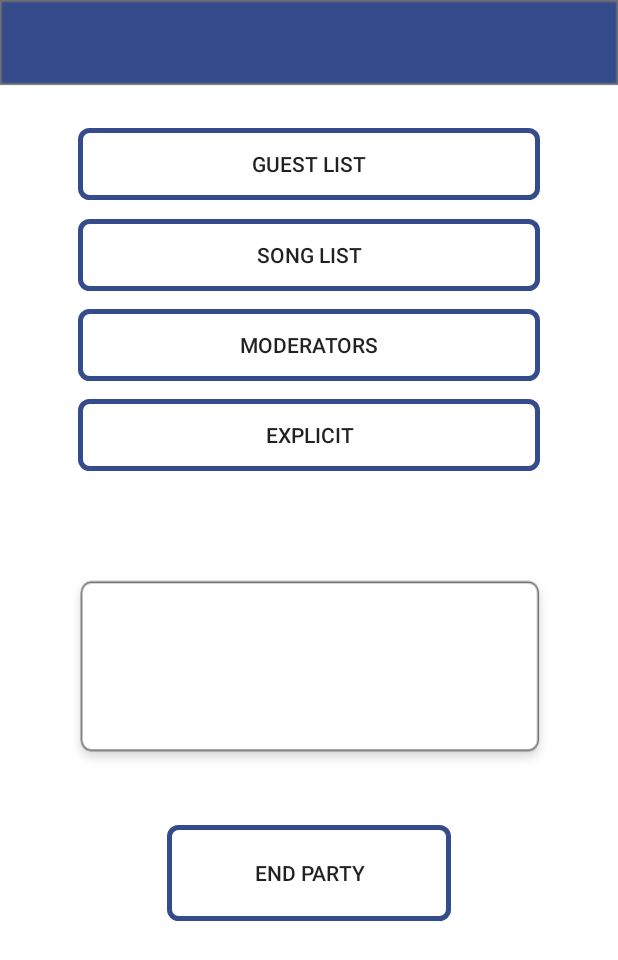
After one commit to SelecTunes/SelecTunes, an Android app: the layout test_host_menu.xml on its own in the app's theme, with its tools: preview values and no code run, on a phone screen of 412 x 824 dp. The commit adds this screen. Shown: the top 960 px of the screen. Run offline under Robolectric (Android 15) with nearby library versions, the phone set to English and light mode, and no system bars.

Commit message:
Working on host menu.

```diff
--- a/FrontEnd/app/build.gradle
+++ b/FrontEnd/app/build.gradle
@@ -37,6 +37,8 @@ dependencies {
     implementation 'androidx.navigation:navigation-fragment-ktx:2.0.0'
     implementation 'androidx.navigation:navigation-ui-ktx:2.0.0'
     implementation 'com.android.volley:volley:1.1.1'
+    implementation 'com.android.support:appcompat-v7:29.+'
+    implementation 'com.android.support.constraint:constraint-layout:1.1.3'
     testImplementation 'junit:junit:4.12'
     androidTestImplementation 'androidx.test.ext:junit:1.1.0'
     androidTestImplementation 'androidx.test.espresso:espresso-core:3.1.1'
--- a/FrontEnd/app/src/main/AndroidManifest.xml
+++ b/FrontEnd/app/src/main/AndroidManifest.xml
@@ -22,13 +22,11 @@
         <activity
             android:name=".LoginActivity"
             android:label="@string/app_name"
-            android:theme="@style/AppTheme.NoActionBar">
-        </activity>
+            android:theme="@style/AppTheme.NoActionBar"></activity>
         <activity
             android:name=".HostMenuActivity"
             android:label="@string/app_name"
-            android:theme="@style/AppTheme.NoActionBar">
-        </activity>
+            android:theme="@style/AppTheme.NoActionBar"></activity>
     </application>
 
 </manifest>
--- a/FrontEnd/app/src/main/java/cs309/selectunes/LoginActivity.kt
+++ b/FrontEnd/app/src/main/java/cs309/selectunes/LoginActivity.kt
@@ -2,21 +2,14 @@ package cs309.selectunes
 
 import android.content.Intent
 import android.os.Bundle
-import android.os.PersistableBundle
 import android.widget.Button
-import android.widget.EditText
 import androidx.appcompat.app.AppCompatActivity
-import com.android.volley.Request
-import com.android.volley.Response
-import com.android.volley.toolbox.JsonObjectRequest
-import com.android.volley.toolbox.Volley
-import org.json.JSONObject
 
 class LoginActivity : AppCompatActivity() {
 
     override fun onCreate(instanceState: Bundle?) {
         super.onCreate(instanceState)
-        setContentView(R.layout.login)
+        setContentView(R.layout.login_menu)
         val button = findViewById<Button>(R.id.login_button)
         button.setOnClickListener {
 //            val queue = Volley.newRequestQueue(this)
--- /dev/null
+++ b/FrontEnd/app/src/main/res/drawable/host_menu_button_bg.xml
@@ -0,0 +1,10 @@
+<?xml version="1.0" encoding="utf-8"?>
+<shape xmlns:android="http://schemas.android.com/apk/res/android"
+    android:shape="rectangle">
+    <solid android:color="#ffffff" />
+    <corners android:bottomRightRadius="6dp"
+        android:bottomLeftRadius="6dp"
+        android:topRightRadius="6dp"
+        android:topLeftRadius="6dp"/>
+    <stroke android:width="5px" android:color="#344B8C" />
+</shape>
--- /dev/null
+++ b/FrontEnd/app/src/main/res/layout/test_host_menu.xml
@@ -0,0 +1,76 @@
+<?xml version="1.0" encoding="utf-8"?>
+<RelativeLayout xmlns:android="http://schemas.android.com/apk/res/android"
+    android:layout_width="match_parent" android:layout_height="match_parent"
+    android:background="@drawable/host_background"
+    >
+
+    <Button
+        android:id="@+id/end_party"
+        android:layout_width="189dp"
+        android:layout_height="64dp"
+        android:layout_alignParentTop="true"
+        android:layout_alignParentEnd="true"
+        android:layout_marginTop="550dp"
+        android:layout_marginEnd="111dp"
+        android:background="@drawable/host_menu_button_bg"
+        android:outlineProvider="none"
+        android:text="End Party" />
+
+    <Button
+        android:id="@+id/song_list"
+        android:layout_width="308dp"
+        android:layout_height="wrap_content"
+        android:layout_alignParentTop="true"
+        android:layout_alignParentEnd="true"
+        android:layout_marginTop="146dp"
+        android:layout_marginEnd="52dp"
+        android:background="@drawable/host_menu_button_bg"
+        android:outlineProvider="none"
+        android:text="Song List" />
+
+    <Button
+        android:id="@+id/Moderators"
+        android:layout_width="308dp"
+        android:layout_height="wrap_content"
+        android:layout_alignParentTop="true"
+        android:layout_alignParentEnd="true"
+        android:layout_marginTop="206dp"
+        android:layout_marginEnd="52dp"
+        android:background="@drawable/host_menu_button_bg"
+        android:outlineProvider="none"
+        android:text="moderators" />
+
+    <Button
+        android:id="@+id/explicit"
+        android:layout_width="308dp"
+        android:layout_height="wrap_content"
+        android:layout_alignParentTop="true"
+        android:layout_alignParentEnd="true"
+        android:layout_marginTop="266dp"
+        android:layout_marginEnd="52dp"
+        android:background="@drawable/host_menu_button_bg"
+        android:outlineProvider="none"
+        android:text="Explicit" />
+
+    <Button
+        android:id="@+id/guest_list"
+        android:layout_width="308dp"
+        android:layout_height="wrap_content"
+        android:layout_alignParentTop="true"
+        android:layout_alignParentEnd="true"
+        android:layout_marginTop="85dp"
+        android:layout_marginEnd="52dp"
+        android:background="@drawable/host_menu_button_bg"
+        android:outlineProvider="none"
+        android:text="Guest List" />
+
+    <Button
+        android:id="@+id/back_arrow"
+        android:layout_width="16dp"
+        android:layout_height="13dp"
+        android:layout_alignParentEnd="true"
+        android:layout_alignParentBottom="true"
+        android:layout_marginEnd="385dp"
+        android:layout_marginBottom="700dp"
+        android:background="@drawable/arrow" />
+</RelativeLayout>
```
Also changed, not shown: FrontEnd/app/src/main/res/drawable-hdpi/arrow.png (added), FrontEnd/app/src/main/res/drawable-hdpi/host_background.png (added), FrontEnd/app/src/main/res/drawable-ldpi/arrow.png (added), FrontEnd/app/src/main/res/drawable-ldpi/host_background.png (added), FrontEnd/app/src/main/res/drawable-mdpi/arrow.png (added), FrontEnd/app/src/main/res/drawable-mdpi/host_background.png (added), FrontEnd/app/src/main/res/drawable-xhdpi/arrow.png (added), FrontEnd/app/src/main/res/drawable-xhdpi/host_background.png (added), FrontEnd/app/src/main/res/drawable-xxhdpi/arrow.png (added), FrontEnd/app/src/main/res/drawable-xxhdpi/host_background.png (added), FrontEnd/app/src/main/res/drawable-xxxhdpi/arrow.png (added), FrontEnd/app/src/main/res/drawable-xxxhdpi/host_background.png (added), FrontEnd/app/src/main/res/layout/login_menu.xml (renamed from FrontEnd/app/src/main/res/layout/login.xml).
